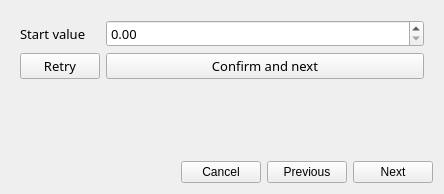
Qt form resources/magic_finder_dialogue.ui (arongrk/Pam) before a commit.
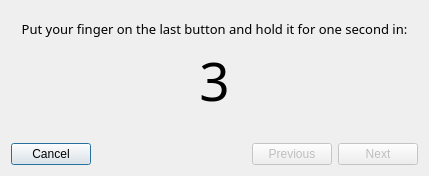
The same form after that commit. The open tabs and pages were chosen to show the change.

Commit message: working on magic finder

Patch:
```diff
--- a/resources/magic_finder_dialogue.ui
+++ b/resources/magic_finder_dialogue.ui
@@ -6,16 +6,60 @@
    <rect>
     <x>0</x>
     <y>0</y>
-    <width>444</width>
-    <height>194</height>
+    <width>391</width>
+    <height>176</height>
    </rect>
   </property>
   <property name="windowTitle">
    <string>Dialog</string>
   </property>
-  <layout class="QVBoxLayout" name="verticalLayout">
+  <layout class="QGridLayout" name="gridLayout">
+   <item row="1" column="0">
+    <layout class="QHBoxLayout" name="horizontalLayout">
    <item>
-    <widget class="QStackedWidget" name="stackedWidget">
+      <widget class="QPushButton" name="cancel_button">
+       <property name="text">
+        <string>Cancel</string>
+       </property>
+      </widget>
+     </item>
+     <item>
+      <spacer name="horizontalSpacer">
+       <property name="orientation">
+        <enum>Qt::Horizontal</enum>
+       </property>
+       <property name="sizeHint" stdset="0">
+        <size>
+         <width>40</width>
+         <height>20</height>
+        </size>
+       </property>
+      </spacer>
+     </item>
+     <item>
+      <widget class="QPushButton" name="previous_button">
+       <property name="enabled">
+        <bool>false</bool>
+       </property>
+       <property name="text">
+        <string>Previous</string>
+       </property>
+      </widget>
+     </item>
+     <item>
+      <widget class="QPushButton" name="next_button">
+       <property name="enabled">
+        <bool>false</bool>
+       </property>
+       <property name="text">
+        <string>Next</string>
+       </property>
+      </widget>
+     </item>
+    </layout>
+   </item>
+   <item row="0" column="0">
+    <widget class="QStackedWidget" name="stacked_widget">
      <property name="font">
       <font>
        <family>RubFlama</family>
@@ -106,85 +150,123 @@
       </layout>
      </widget>
      <widget class="QWidget" name="page_2">
-      <layout class="QFormLayout" name="formLayout">
-       <item row="0" column="0">
-        <widget class="QLabel" name="label_3">
-         <property name="text">
-          <string>Start value</string>
-         </property>
-        </widget>
-       </item>
+      <layout class="QGridLayout" name="gridLayout_2">
        <item row="0" column="1">
-        <widget class="QDoubleSpinBox" name="doubleSpinBox"/>
+        <widget class="QDoubleSpinBox" name="start_value_box"/>
        </item>
-       <item row="2" column="0">
-        <spacer name="verticalSpacer_2">
+       <item row="1" column="3">
+        <widget class="QPushButton" name="start_next_button1">
+         <property name="text">
+          <string>Start next</string>
+         </property>
+        </widget>
+       </item>
+       <item row="0" column="0">
+        <widget class="QLabel" name="p2_label1">
+         <property name="text">
+          <string>Start value:</string>
+         </property>
+        </widget>
+       </item>
+       <item row="0" column="2">
+        <spacer name="horizontalSpacer_2">
+         <property name="orientation">
+          <enum>Qt::Horizontal</enum>
+         </property>
+         <property name="sizeHint" stdset="0">
+          <size>
+           <width>40</width>
+           <height>20</height>
+          </size>
+         </property>
+        </spacer>
+       </item>
+      </layout>
+     </widget>
+     <widget class="QWidget" name="page_4">
+      <layout class="QVBoxLayout" name="verticalLayout">
+       <item>
+        <widget class="QLabel" name="p3_label1">
+         <property name="font">
+          <font>
+           <family>RubFlama</family>
+           <pointsize>10</pointsize>
+          </font>
+         </property>
+         <property name="text">
+          <string>Put your finger on the last button and hold it for one second in:</string>
+         </property>
+         <property name="alignment">
+          <set>Qt::AlignCenter</set>
+         </property>
+        </widget>
+       </item>
+       <item>
+        <widget class="QLabel" name="p3_label2">
+         <property name="font">
+          <font>
+           <family>RubFlama</family>
+           <pointsize>40</pointsize>
+          </font>
+         </property>
+         <property name="text">
+          <string>3</string>
+         </property>
+         <property name="alignment">
+          <set>Qt::AlignCenter</set>
+         </property>
+        </widget>
+       </item>
+       <item>
+        <spacer name="verticalSpacer_7">
          <property name="orientation">
           <enum>Qt::Vertical</enum>
          </property>
          <property name="sizeHint" stdset="0">
           <size>
            <width>20</width>
-           <height>64</height>
+           <height>11</height>
           </size>
          </property>
         </spacer>
        </item>
-       <item row="1" column="0">
-        <widget class="QPushButton" name="pushButton">
-         <property name="text">
-          <string>Retry</string>
-         </property>
-        </widget>
-       </item>
-       <item row="1" column="1">
-        <widget class="QPushButton" name="pushButton_2">
-         <property name="text">
-          <string>Confirm and next</string>
-         </property>
-        </widget>
-       </item>
       </layout>
      </widget>
-    </widget>
-   </item>
-   <item>
-    <layout class="QHBoxLayout" name="horizontalLayout">
-     <item>
-      <spacer name="horizontalSpacer">
+     <widget class="QWidget" name="page_12">
+      <layout class="QGridLayout" name="gridLayout_5">
+       <item row="0" column="0">
+        <widget class="QLabel" name="p2_label1_4">
+         <property name="text">
+          <string>End Value:</string>
+         </property>
+        </widget>
+       </item>
+       <item row="0" column="1">
+        <widget class="QDoubleSpinBox" name="end_value_box"/>
+       </item>
+       <item row="0" column="2">
+        <spacer name="horizontalSpacer_5">
        <property name="orientation">
         <enum>Qt::Horizontal</enum>
        </property>
        <property name="sizeHint" stdset="0">
         <size>
-         <width>40</width>
+           <width>147</width>
          <height>20</height>
         </size>
        </property>
       </spacer>
      </item>
-     <item>
-      <widget class="QPushButton" name="cancel_button">
+       <item row="1" column="3">
+        <widget class="QPushButton" name="start_next_button2">
        <property name="text">
-        <string>Cancel</string>
-       </property>
-      </widget>
-     </item>
-     <item>
-      <widget class="QPushButton" name="previous_page_button">
-       <property name="text">
-        <string>Previous</string>
-       </property>
-      </widget>
-     </item>
-     <item>
-      <widget class="QPushButton" name="next_page_button">
-       <property name="text">
-        <string>Next</string>
+          <string>Start next</string>
        </property>
       </widget>
      </item>
     </layout>
+     </widget>
+    </widget>
    </item>
   </layout>
  </widget>
```
Left out of the diff: 51 changed lines with no effect on the pictures. Lines whose indentation alone changed are shown as unchanged. The commit also changes 4 other files.
